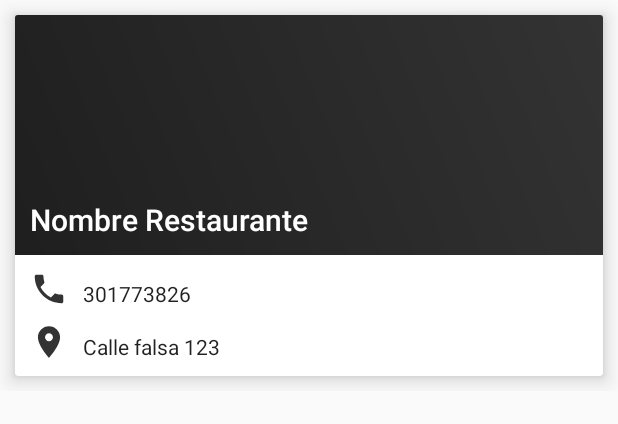
After one commit to milo2005/RestauranteMaterial, an Android app: the layout template_restaurante.xml on its own in the app's theme, with its tools: preview values and no code run, on a phone screen of 412 x 824 dp. The commit adds this screen. Shown: the top 424 px of the screen. Run offline under Robolectric (Android 15) with nearby library versions, the phone set to English and light mode, and no system bars.

Commit message:
template implemented

```diff
--- a/app/src/main/java/unicauca/movil/restaurantesmaterial/MainActivity.java
+++ b/app/src/main/java/unicauca/movil/restaurantesmaterial/MainActivity.java
@@ -1,21 +1,77 @@
 package unicauca.movil.restaurantesmaterial;
 
+import android.databinding.DataBindingUtil;
 import android.os.Bundle;
+import android.os.PersistableBundle;
+import android.support.annotation.Nullable;
+import android.support.v4.widget.DrawerLayout;
+import android.support.v7.app.ActionBarDrawerToggle;
 import android.support.v7.app.AppCompatActivity;
+import android.view.MenuItem;
+import android.view.View;
 
 import java.util.ArrayList;
 
+import unicauca.movil.restaurantesmaterial.databinding.ActivityMainBinding;
 import unicauca.movil.restaurantesmaterial.models.Restaurante;
 import unicauca.movil.restaurantesmaterial.util.L;
 
-public class MainActivity extends AppCompatActivity {
+public class MainActivity extends AppCompatActivity implements DrawerLayout.DrawerListener {
+
+    ActivityMainBinding binding;
+    ActionBarDrawerToggle toggle;
 
     @Override
     protected void onCreate(Bundle savedInstanceState) {
         super.onCreate(savedInstanceState);
-        setContentView(R.layout.activity_main);
+        binding = DataBindingUtil.setContentView(this, R.layout.activity_main);
+
+        getSupportActionBar().setDisplayHomeAsUpEnabled(true);
+        toggle =  new ActionBarDrawerToggle(this
+                , binding.drawer
+                , R.string.menu_open
+                , R.string.menu_close);
+
+        binding.drawer.addDrawerListener(this);
+
         loadData();
     }
+
+    //region Toggle Menu
+    @Override
+    protected void onPostCreate(@Nullable Bundle savedInstanceState) {
+        super.onPostCreate(savedInstanceState);
+        toggle.syncState();
+    }
+
+    @Override
+    public boolean onOptionsItemSelected(MenuItem item) {
+        if(toggle.onOptionsItemSelected(item))
+            return  true;
+
+        return super.onOptionsItemSelected(item);
+    }
+
+    @Override
+    public void onDrawerSlide(View drawerView, float slideOffset) {
+        toggle.onDrawerSlide(drawerView, slideOffset);
+    }
+
+    @Override
+    public void onDrawerOpened(View drawerView) {
+        toggle.onDrawerOpened(drawerView);
+    }
+
+    @Override
+    public void onDrawerClosed(View drawerView) {
+        toggle.onDrawerClosed(drawerView);
+    }
+
+    @Override
+    public void onDrawerStateChanged(int newState) {
+        toggle.onDrawerStateChanged(newState);
+    }
+    //endregion
 
     //region Load restaurantes
     private void loadData(){
@@ -83,5 +139,6 @@ public class MainActivity extends AppCompatActivity {
         L.data.add(r6);
 
     }
+
     //endregion
 }
--- a/app/src/main/res/layout/activity_main.xml
+++ b/app/src/main/res/layout/activity_main.xml
@@ -4,7 +4,9 @@
     xmlns:app="http://schemas.android.com/apk/res-auto"
     >
 
-    <data></data>
+    <data>
+
+    </data>
 
     <android.support.v4.widget.DrawerLayout
         android:id="@+id/drawer"
--- /dev/null
+++ b/app/src/main/res/layout/template_restaurante.xml
@@ -0,0 +1,92 @@
+<?xml version="1.0" encoding="utf-8"?>
+<layout
+    xmlns:android="http://schemas.android.com/apk/res/android"
+    xmlns:tools="http://schemas.android.com/tools"
+    xmlns:app="http://schemas.android.com/apk/res-auto"
+    >
+
+    <data>
+        <variable
+            name="res"
+            type="unicauca.movil.restaurantesmaterial.models.Restaurante"
+            />
+    </data>
+
+    <FrameLayout
+        android:layout_width="match_parent"
+        android:layout_height="wrap_content">
+
+        <android.support.v7.widget.CardView
+            android:layout_width="match_parent"
+            android:layout_height="wrap_content"
+            android:layout_margin="@dimen/small"
+            app:cardElevation="8dp">
+
+            <RelativeLayout
+                android:layout_width="match_parent"
+                android:layout_height="match_parent">
+
+                <ImageView
+                    android:id="@+id/img"
+                    android:layout_width="match_parent"
+                    android:layout_height="@dimen/template_img"
+                    android:background="#333" />
+
+                <ImageView
+                    android:layout_width="match_parent"
+                    android:layout_height="@dimen/template_img"
+                    android:src="@drawable/mask" />
+
+                <TextView
+                    style="@style/TextAppearance.AppCompat.Title"
+                    android:layout_width="match_parent"
+                    android:layout_height="wrap_content"
+                    android:textColor="#fff"
+                    android:padding="@dimen/small"
+                    android:layout_alignBottom="@id/img"
+                    tools:text="Nombre Restaurante"
+                    android:text="@{res.nombre}"
+                    />
+
+                <ImageView
+                    android:id="@+id/icon_call"
+                    android:layout_width="@dimen/icon"
+                    android:layout_height="@dimen/icon"
+                    android:src="@drawable/ic_call"
+                    android:layout_below="@id/img"
+                    android:layout_margin="@dimen/small" />
+
+                <TextView
+                    style="@style/TextAppearance.AppCompat.Body1"
+                    android:layout_width="match_parent"
+                    android:layout_height="wrap_content"
+                    android:layout_toRightOf="@id/icon_call"
+                    android:layout_alignBottom="@id/icon_call"
+                    tools:text="301773826"
+                    android:text="@{res.telefono}"
+                    />
+
+                <ImageView
+                    android:id="@+id/icon_place"
+                    android:layout_width="@dimen/icon"
+                    android:layout_height="@dimen/icon"
+                    android:src="@drawable/ic_place"
+                    android:layout_below="@id/icon_call"
+                    android:layout_marginLeft="@dimen/small"
+                    android:layout_marginRight="@dimen/small"
+                    android:layout_marginBottom="@dimen/small" />
+
+                <TextView
+                    style="@style/TextAppearance.AppCompat.Body1"
+                    android:layout_width="match_parent"
+                    android:layout_height="wrap_content"
+                    android:layout_toRightOf="@id/icon_place"
+                    android:layout_alignBottom="@id/icon_place"
+                    tools:text="Calle falsa 123"
+                    android:text="@{res.descripcion}"
+                    />
+
+            </RelativeLayout>
+        </android.support.v7.widget.CardView>
+    </FrameLayout>
+</layout>
--- a/app/src/main/res/values/dimens.xml
+++ b/app/src/main/res/values/dimens.xml
@@ -9,4 +9,5 @@
     <dimen name="icon_medium">30dp</dimen>
     <dimen name="icon_small">20dp</dimen>
     <dimen name="login_img">280dp</dimen>
+    <dimen name="template_img">160dp</dimen>
 </resources>
--- a/app/src/main/res/values/strings.xml
+++ b/app/src/main/res/values/strings.xml
@@ -22,4 +22,6 @@
     <string name="detail_score">Calificación</string>
     <string name="detail_description">Descripcion</string>
     <string name="menu_profile">Perfil</string>
+    <string name="menu_open">Menu Abierto</string>
+    <string name="menu_close">Menu Cerrado</string>
 </resources>
```
